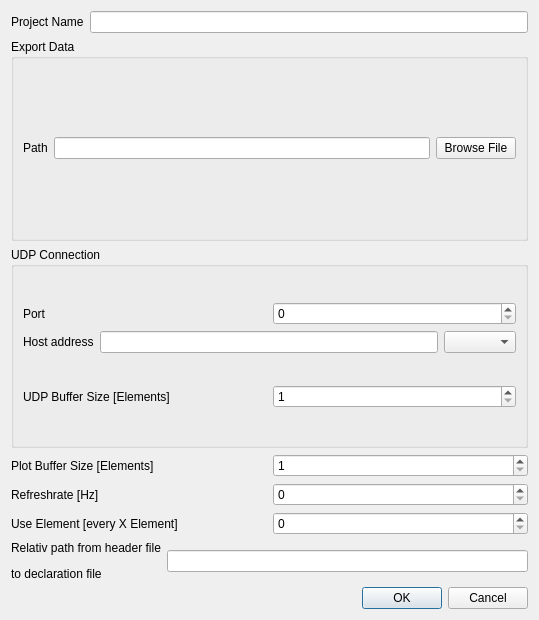
The window that forms/settingsdialog.ui (potolog/UDPLogger) describes before a commit, drawn with Qt 5.
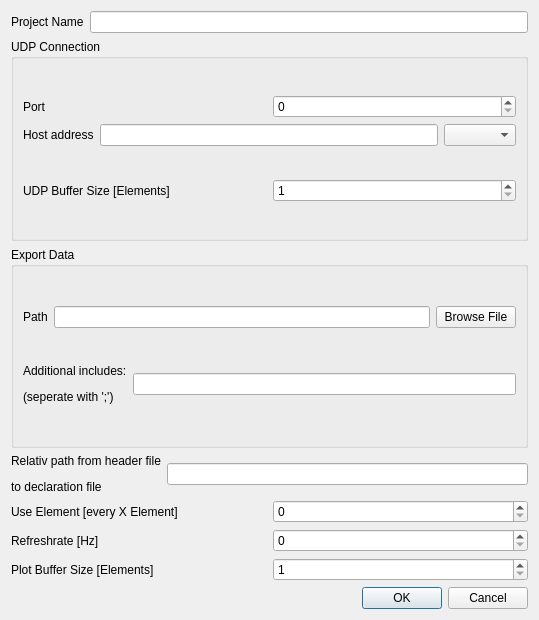
The same window after the commit.

What changed in the file:
```diff
--- a/forms/settingsdialog.ui
+++ b/forms/settingsdialog.ui
@@ -28,36 +28,6 @@
      </item>
     </layout>
    </item>
-   <item>
-    <widget class="QGroupBox" name="groupBox_2">
-     <property name="title">
-      <string>Export Data</string>
-     </property>
-     <layout class="QVBoxLayout" name="verticalLayout_5">
-      <item>
-       <layout class="QHBoxLayout" name="horizontalLayout_7">
-        <item>
-         <widget class="QLabel" name="label_7">
-          <property name="text">
-           <string>Path</string>
-          </property>
-         </widget>
-        </item>
-        <item>
-         <widget class="QLineEdit" name="txt_export_path"/>
-        </item>
-        <item>
-         <widget class="QPushButton" name="btn_browse_export_file">
-          <property name="text">
-           <string>Browse File</string>
-          </property>
-         </widget>
-        </item>
-       </layout>
-      </item>
-     </layout>
-    </widget>
-   </item>
    <item>
     <widget class="QGroupBox" name="groupBox">
      <property name="title">
@@ -130,6 +100,106 @@
      </layout>
     </widget>
    </item>
+   <item>
+    <widget class="QGroupBox" name="groupBox_2">
+     <property name="title">
+      <string>Export Data</string>
+     </property>
+     <layout class="QVBoxLayout" name="verticalLayout_5">
+      <item>
+       <layout class="QHBoxLayout" name="horizontalLayout_7">
+        <item>
+         <widget class="QLabel" name="label_7">
+          <property name="text">
+           <string>Path</string>
+          </property>
+         </widget>
+        </item>
+        <item>
+         <widget class="QLineEdit" name="txt_export_path"/>
+        </item>
+        <item>
+         <widget class="QPushButton" name="btn_browse_export_file">
+          <property name="text">
+           <string>Browse File</string>
+          </property>
+         </widget>
+        </item>
+       </layout>
+      </item>
+      <item>
+       <layout class="QHBoxLayout" name="horizontalLayout_6">
+        <item>
+         <widget class="QLabel" name="label_6">
+          <property name="text">
+           <string>&lt;html&gt;&lt;head/&gt;&lt;body&gt;&lt;p&gt;Additional includes:&lt;/p&gt;&lt;p&gt;(seperate with ';')&lt;/p&gt;&lt;/body&gt;&lt;/html&gt;</string>
+          </property>
+         </widget>
+        </item>
+        <item>
+         <widget class="QLineEdit" name="txt_additional_includes"/>
+        </item>
+       </layout>
+      </item>
+     </layout>
+    </widget>
+   </item>
+   <item>
+    <layout class="QHBoxLayout" name="horizontalLayout_10">
+     <item>
+      <widget class="QLabel" name="label_10">
+       <property name="text">
+        <string>&lt;html&gt;&lt;head/&gt;&lt;body&gt;&lt;p&gt;Relativ path from header file&lt;/p&gt;&lt;p&gt;to declaration file&lt;/p&gt;&lt;/body&gt;&lt;/html&gt;</string>
+       </property>
+      </widget>
+     </item>
+     <item>
+      <widget class="QLineEdit" name="txt_relative_header_path"/>
+     </item>
+    </layout>
+   </item>
+   <item>
+    <layout class="QHBoxLayout" name="horizontalLayout_9">
+     <item>
+      <widget class="QLabel" name="label_9">
+       <property name="text">
+        <string>Use Element [every X Element]</string>
+       </property>
+      </widget>
+     </item>
+     <item>
+      <widget class="QDoubleSpinBox" name="spinbox_use_element_count">
+       <property name="decimals">
+        <number>0</number>
+       </property>
+       <property name="maximum">
+        <double>2147483647.000000000000000</double>
+       </property>
+      </widget>
+     </item>
+    </layout>
+   </item>
+   <item>
+    <layout class="QHBoxLayout" name="horizontalLayout_8">
+     <item>
+      <widget class="QLabel" name="label_8">
+       <property name="text">
+        <string>Refreshrate [Hz]</string>
+       </property>
+      </widget>
+     </item>
+     <item>
+      <widget class="QDoubleSpinBox" name="spinbox_refresh_rate">
+       <property name="decimals">
+        <number>0</number>
+       </property>
+       <property name="maximum">
+        <double>2147483647.000000000000000</double>
+       </property>
+      </widget>
+     </item>
+    </layout>
+   </item>
    <item>
     <layout class="QHBoxLayout" name="horizontalLayout_3">
      <item>
@@ -151,62 +221,6 @@
      </item>
     </layout>
    </item>
-   <item>
-    <layout class="QHBoxLayout" name="horizontalLayout_8">
-     <item>
-      <widget class="QLabel" name="label_8">
-       <property name="text">
-        <string>Refreshrate [Hz]</string>
-       </property>
-      </widget>
-     </item>
-     <item>
-      <widget class="QDoubleSpinBox" name="spinbox_refresh_rate">
-       <property name="decimals">
-        <number>0</number>
-       </property>
-       <property name="maximum">
-        <double>2147483647.000000000000000</double>
-       </property>
-      </widget>
-     </item>
-    </layout>
-   </item>
-   <item>
-    <layout class="QHBoxLayout" name="horizontalLayout_9">
-     <item>
-      <widget class="QLabel" name="label_9">
-       <property name="text">
-        <string>Use Element [every X Element]</string>
-       </property>
-      </widget>
-     </item>
-     <item>
-      <widget class="QDoubleSpinBox" name="spinbox_use_element_count">
-       <property name="decimals">
-        <number>0</number>
-       </property>
-       <property name="maximum">
-        <double>2147483647.000000000000000</double>
-       </property>
-      </widget>
-     </item>
-    </layout>
-   </item>
-   <item>
-    <layout class="QHBoxLayout" name="horizontalLayout_10">
-     <item>
-      <widget class="QLabel" name="label_10">
-       <property name="text">
-        <string>&lt;html&gt;&lt;head/&gt;&lt;body&gt;&lt;p&gt;Relativ path from header file&lt;/p&gt;&lt;p&gt;to declaration file&lt;/p&gt;&lt;/body&gt;&lt;/html&gt;</string>
-       </property>
-      </widget>
-     </item>
-     <item>
-      <widget class="QLineEdit" name="txt_relative_header_path"/>
-     </item>
-    </layout>
-   </item>
    <item>
     <widget class="QDialogButtonBox" name="buttonBox">
      <property name="orientation">
```
